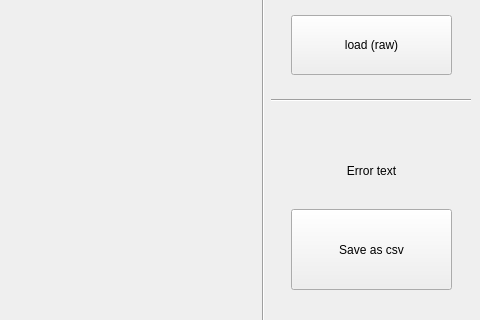
Qt form interface.ui (notZhengWei/azalea) before a commit; both pictures show x 651 to 1131 and y 244 to 564 of the 1131 by 900 pixel window.
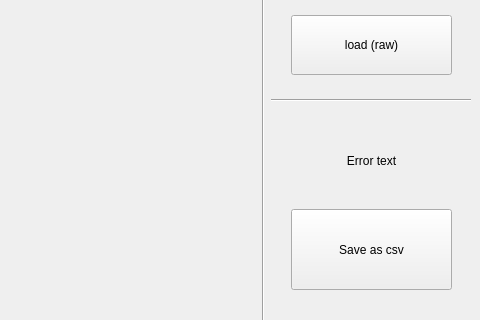
The same form after that commit.

Commit message: added flexible port detection, code comments, general cleanup

Patch:
```diff
--- a/interface.ui
+++ b/interface.ui
@@ -174,9 +174,9 @@
        <property name="geometry">
         <rect>
          <x>20</x>
-         <y>380</y>
+         <y>360</y>
          <width>161</width>
-         <height>51</height>
+         <height>71</height>
         </rect>
        </property>
        <property name="font">
```
The commit also changes 1 other file.
